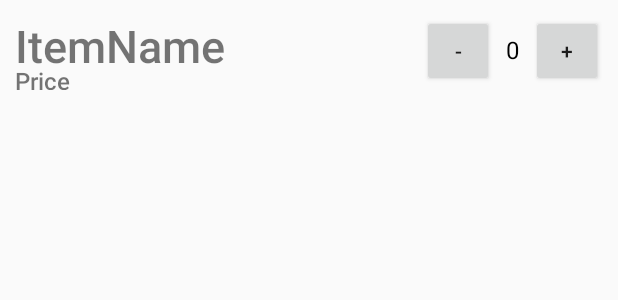
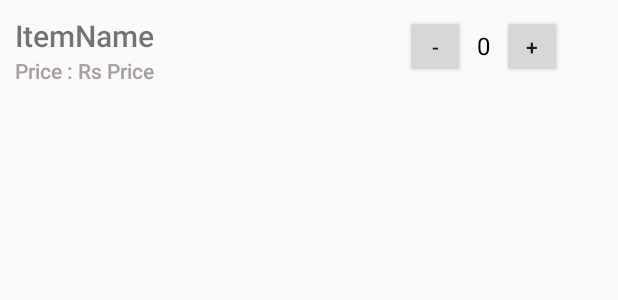
Before and after one commit to yogeshwarram/CanteenApp, an Android app: the layout list_item.xml on its own in the app's theme, with its tools: preview values and no code run, on a phone screen of 412 x 824 dp. Shown: the top 300 px of the screen. Run offline under Robolectric (Android 15) with nearby library versions, the phone set to English and light mode, and no system bars.

Commit message:
Modified listItem

```diff
--- a/app/src/main/res/layout/list_item.xml
+++ b/app/src/main/res/layout/list_item.xml
@@ -5,55 +5,54 @@
     android:layout_width="match_parent"
     android:layout_height="70dp"
     android:orientation="horizontal"
-    android:padding="10dp"
-
-    >
+    android:padding="10dp">
         <LinearLayout
-        android:layout_width="0dp"
+                android:layout_width="260dp"
                 android:layout_height="match_parent"
-        android:orientation="vertical"
-        android:layout_weight="6"
-
-        >
+                android:orientation="vertical">
                 <TextView
                 android:layout_width="wrap_content"
                 android:layout_height="wrap_content"
-        android:layout_weight="2"
                 android:fontFamily="sans-serif-medium"
-        android:textSize="30sp"
+                android:textSize="20sp"
                 android:layout_gravity="center_vertical"
                 android:gravity="center"
                 android:id="@+id/name"
-        tools:text="ItemName"
-
-        />
+                tools:text="ItemName"/>
+                <LinearLayout
+                        android:layout_width="wrap_content"
+                        android:layout_height="wrap_content"
+                        android:orientation="horizontal">
+                        <TextView
+                        android:layout_width="wrap_content"
+                        android:layout_height="wrap_content"
+                        android:fontFamily="sans-serif-medium"
+                        android:textSize="14sp"
+                        android:layout_gravity="center_vertical"
+                        android:gravity="center"
+                        android:text="Price : Rs "
+                            android:textColor="#a8a0a0"/>
                         <TextView
                         android:layout_width="wrap_content"
                         android:layout_height="wrap_content"
                         android:id="@+id/price"
                         android:fontFamily="sans-serif-medium"
-        android:textSize="16sp"
+                        android:textSize="14sp"
                         android:layout_gravity="center_vertical"
                         android:gravity="center"
-        android:layout_weight="1"
                         tools:text="Price"
-        />
+                            android:textColor="#a8a0a0"/>
+                </LinearLayout>
          </LinearLayout>
 
         <LinearLayout
-        android:layout_width="0dp"
-        android:layout_height="match_parent"
-        android:layout_weight="1"
-    />
+                android:layout_width="wrap_content"
+                android:layout_height="match_parent">
                 <Button
-
-        android:layout_width="48dp"
-        android:layout_height="48dp"
+                android:layout_width="40dp"
+                android:layout_height="42dp"
                 android:text="-"
-        android:id="@+id/decrement"
-
-
-        />
+                android:id="@+id/decrement"/>
                 <TextView
                 android:id="@+id/quantity_text_view"
                 android:layout_width="wrap_content"
@@ -62,14 +61,11 @@
                 android:textColor="@android:color/black"
                 android:textSize="16sp"
                 android:layout_marginLeft="8dp"
-        android:layout_marginRight="8dp"
-        />
+                android:layout_marginRight="8dp"/>
                 <Button
-
-        android:layout_width="48dp"
-        android:layout_height="48dp"
+                android:layout_width="40dp"
+                android:layout_height="42dp"
                 android:text="+"
-        android:id="@+id/increment"
-
-        />
+                android:id="@+id/increment"/>
         </LinearLayout>
+</LinearLayout>
```
Lines whose indentation alone changed are shown as unchanged.
